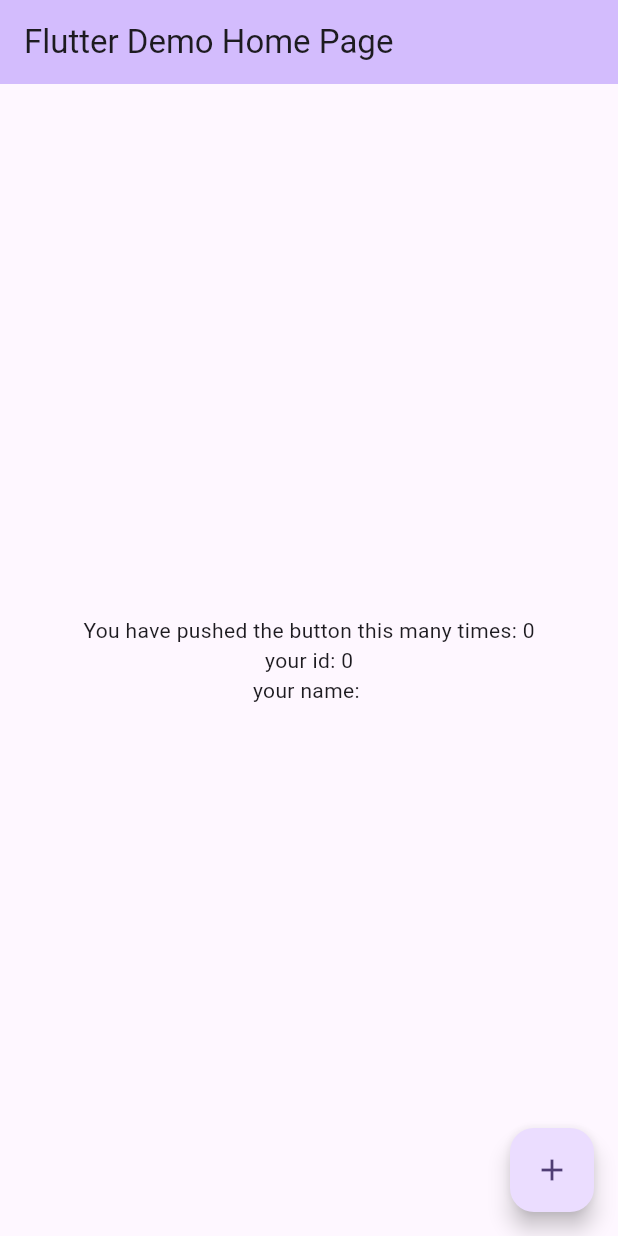
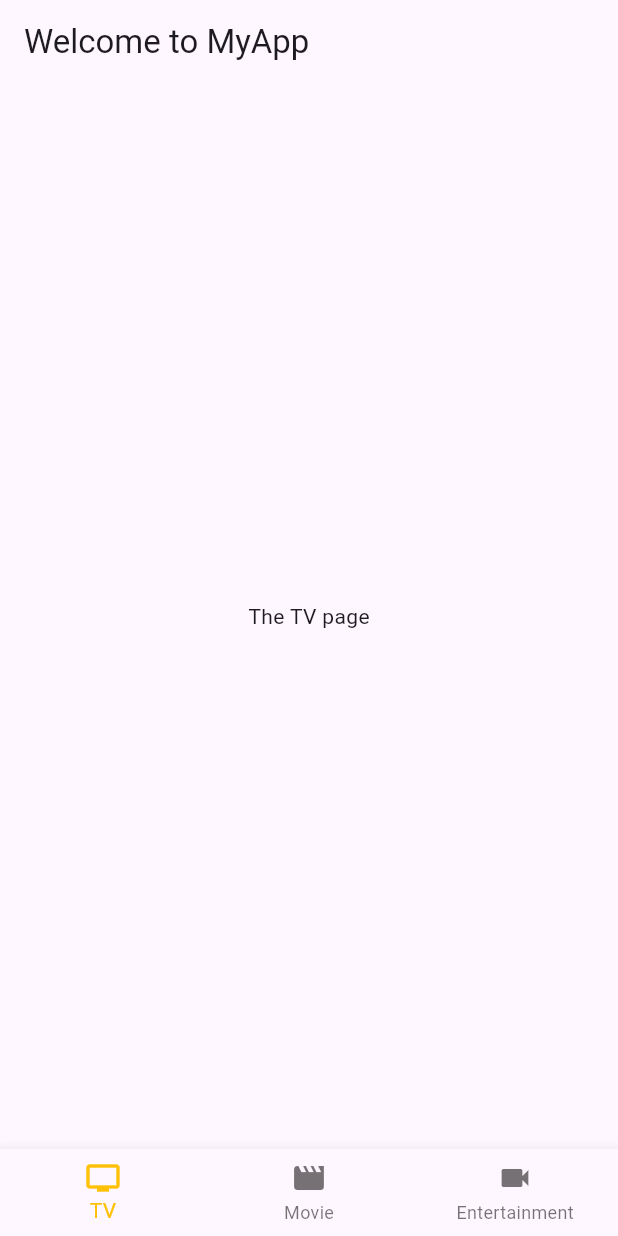
Before and after one commit to billcoding/liteplayer, a Flutter app: the screen it shows after launch, on a phone screen of 412 x 824 dp. Run offline on Flutter 3.47's test engine with Material 3 defaults, Android fonts, the phone set to English and light mode, and no system bars.

Commit message:
feat: init

```diff
--- /dev/null
+++ b/app/lib/home.dart
@@ -0,0 +1,48 @@
+import 'package:app/widgets/entertainment.dart';
+import 'package:flutter/material.dart';
+import 'widgets/movie.dart';
+import 'widgets/tv.dart';
+
+class Home extends StatefulWidget {
+  const Home({super.key});
+
+  @override
+  State<Home> createState() => _HomeState();
+}
+
+const navBars = <_NavBarWrapper>[
+  _NavBarWrapper(TVPage(), Icon(Icons.tv), 'TV'),
+  _NavBarWrapper(MoviePage(), Icon(Icons.movie), 'Movie'),
+  _NavBarWrapper(EntertainmentPage(), Icon(Icons.videocam), 'Entertainment'),
+];
+var widgets = navBars.map((a) => a.widget).toList();
+var items = navBars.map((a) => a.item()).toList();
+
+class _HomeState extends State<Home> {
+  static int selectedIndex = 0;
+
+  @override
+  Widget build(BuildContext context) {
+    return Scaffold(
+      appBar: AppBar(title: const Text('Welcome to MyApp')),
+      body: Center(child: widgets[selectedIndex]),
+      bottomNavigationBar: BottomNavigationBar(
+          items: items,
+          currentIndex: selectedIndex,
+          selectedItemColor: Colors.amber.shade500,
+          onTap: (index) {
+            selectedIndex = index;
+            setState(() {});
+          }),
+    );
+  }
+}
+
+class _NavBarWrapper {
+  final Widget widget;
+  final Icon icon;
+  final String label;
+  const _NavBarWrapper(this.widget, this.icon, this.label);
+  BottomNavigationBarItem item() =>
+      BottomNavigationBarItem(icon: icon, label: label);
+}
--- a/app/lib/main.dart
+++ b/app/lib/main.dart
@@ -1,122 +1,17 @@
-import 'package:app/api/test/api.dart';
 import 'package:flutter/material.dart';
 
-void main() {
-  runApp(const MyApp());
-}
+import 'home.dart';
 
-class MyApp extends StatelessWidget {
-  const MyApp({super.key});
+void main() => runApp(const App());
 
-  // This widget is the root of your application.
+class App extends StatelessWidget {
+  const App({super.key});
+
   @override
   Widget build(BuildContext context) {
-    return MaterialApp(
-      title: 'Flutter Demo',
-      theme: ThemeData(
-        // This is the theme of your application.
-        //
-        // TRY THIS: Try running your application with "flutter run". You'll see
-        // the application has a purple toolbar. Then, without quitting the app,
-        // try changing the seedColor in the colorScheme below to Colors.green
-        // and then invoke "hot reload" (save your changes or press the "hot
-        // reload" button in a Flutter-supported IDE, or press "r" if you used
-        // the command line to start the app).
-        //
-        // Notice that the counter didn't reset back to zero; the application
-        // state is not lost during the reload. To reset the state, use hot
-        // restart instead.
-        //
-        // This works for code too, not just values: Most code changes can be
-        // tested with just a hot reload.
-        colorScheme: ColorScheme.fromSeed(seedColor: Colors.deepPurple),
-        useMaterial3: true,
-      ),
-      home: const MyHomePage(title: 'Flutter Demo Home Page'),
+    return const MaterialApp(
+      home: Home(),
+      debugShowCheckedModeBanner: false,
     );
   }
 }
-
-class MyHomePage extends StatefulWidget {
-  const MyHomePage({super.key, required this.title});
-
-  // This widget is the home page of your application. It is stateful, meaning
-  // that it has a State object (defined below) that contains fields that affect
-  // how it looks.
-
-  // This class is the configuration for the state. It holds the values (in this
-  // case the title) provided by the parent (in this case the App widget) and
-  // used by the build method of the State. Fields in a Widget subclass are
-  // always marked "final".
-
-  final String title;
-
-  @override
-  State<MyHomePage> createState() => _MyHomePageState();
-}
-
-class _MyHomePageState extends State<MyHomePage> {
-  int _counter = 0;
-  int _id = 0;
-  String _name = '';
-
-  void _incrementCounter() async {
-    await TestApi.get(callback200: (t) async {
-      _id = t.id;
-      _name = t.name;
-    });
-    _counter++;
-    setState(() {});
-  }
-
-  @override
-  Widget build(BuildContext context) {
-    // This method is rerun every time setState is called, for instance as done
-    // by the _incrementCounter method above.
-    //
-    // The Flutter framework has been optimized to make rerunning build methods
-    // fast, so that you can just rebuild anything that needs updating rather
-    // than having to individually change instances of widgets.
-    return Scaffold(
-      appBar: AppBar(
-        // TRY THIS: Try changing the color here to a specific color (to
-        // Colors.amber, perhaps?) and trigger a hot reload to see the AppBar
-        // change color while the other colors stay the same.
-        backgroundColor: Theme.of(context).colorScheme.inversePrimary,
-        // Here we take the value from the MyHomePage object that was created by
-        // the App.build method, and use it to set our appbar title.
-        title: Text(widget.title),
-      ),
-      body: Center(
-        // Center is a layout widget. It takes a single child and positions it
-        // in the middle of the parent.
-        child: Column(
-          // Column is also a layout widget. It takes a list of children and
-          // arranges them vertically. By default, it sizes itself to fit its
-          // children horizontally, and tries to be as tall as its parent.
-          //
-          // Column has various properties to control how it sizes itself and
-          // how it positions its children. Here we use mainAxisAlignment to
-          // center the children vertically; the main axis here is the vertical
-          // axis because Columns are vertical (the cross axis would be
-          // horizontal).
-          //
-          // TRY THIS: Invoke "debug painting" (choose the "Toggle Debug Paint"
-          // action in the IDE, or press "p" in the console), to see the
-          // wireframe for each widget.
-          mainAxisAlignment: MainAxisAlignment.center,
-          children: <Widget>[
-            Text('You have pushed the button this many times: $_counter'),
-            Text('your id: $_id'),
-            Text('your name: $_name'),
-          ],
-        ),
-      ),
-      floatingActionButton: FloatingActionButton(
-        onPressed: _incrementCounter,
-        tooltip: 'Increment',
-        child: const Icon(Icons.add),
-      ), // This trailing comma makes auto-formatting nicer for build methods.
-    );
-  }
-}
--- /dev/null
+++ b/app/lib/widgets/tv.dart
@@ -0,0 +1,15 @@
+import 'package:flutter/material.dart';
+
+class TVPage extends StatefulWidget {
+  const TVPage({super.key});
+
+  @override
+  State<TVPage> createState() => _TVPageState();
+}
+
+class _TVPageState extends State<TVPage> {
+  @override
+  Widget build(BuildContext context) {
+    return const Text('The TV page');
+  }
+}
```
Also changed, not shown: app/lib/widgets/entertainment.dart (added, +15 -0 lines), app/lib/widgets/movie.dart (added, +15 -0 lines), 2 other files.
